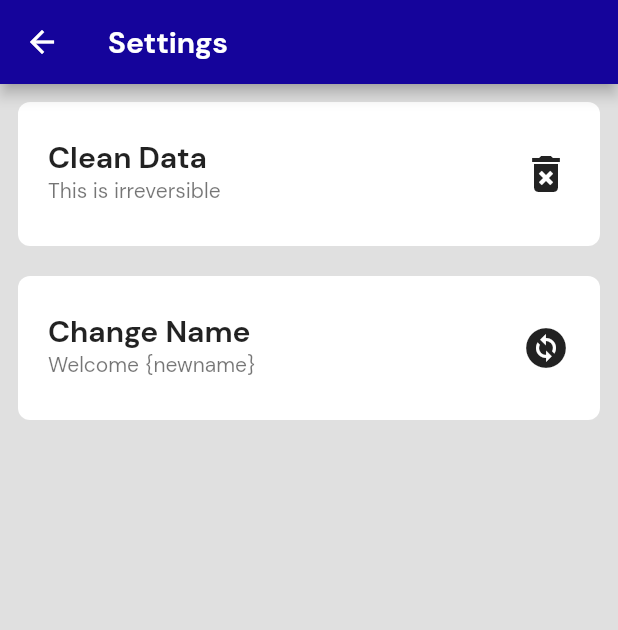
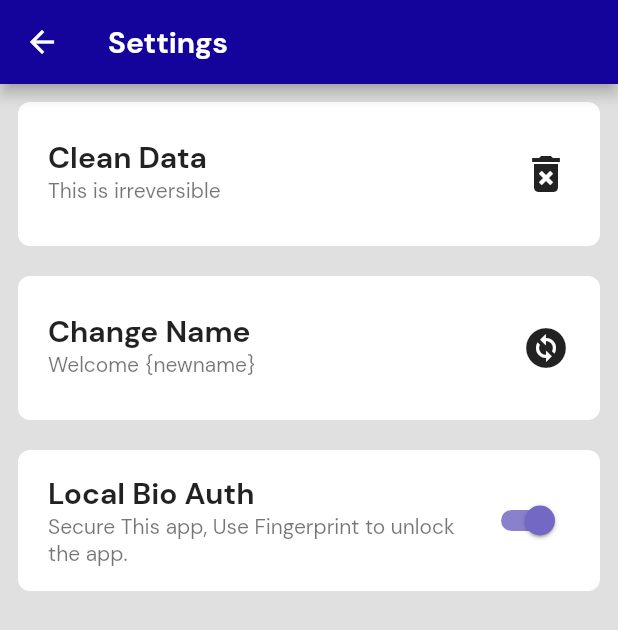
Before and after one commit to desi-programmer/money_manager, a Flutter app: the Settings screen opened directly, on a phone screen of 412 x 824 dp. Shown: the top 630 px of the screen. Run offline on Flutter 3.47's test engine with Material 2 defaults, Android fonts, the light colour scheme and no system bars; our stand-ins replace fl_chart, hive, hive_flutter, local_auth, shared_preferences, sqflite; accounts and stored records are empty.

Commit message:
Added Local Bio Auth

```diff
--- a/lib/controllers/db_helper.dart
+++ b/lib/controllers/db_helper.dart
@@ -37,4 +37,14 @@ class DbHelper {
     preferences = await SharedPreferences.getInstance();
     return preferences.getString('name');
   }
+
+  setLocalAuth(bool val) async {
+    preferences = await SharedPreferences.getInstance();
+    return preferences.setBool('auth', val);
+  }
+
+  Future<bool> getLocalAuth() async {
+    preferences = await SharedPreferences.getInstance();
+    return preferences.getBool('auth') ?? false;
+  }
 }
--- a/lib/pages/settings.dart
+++ b/lib/pages/settings.dart
@@ -148,6 +148,49 @@ class _SettingsState extends State<Settings> {
               color: Colors.black87,
             ),
           ),
+          //
+          SizedBox(
+            height: 20.0,
+          ),
+          //
+          FutureBuilder<bool>(
+            future: dbHelper.getLocalAuth(),
+            builder: (context, snapshot) {
+              // print(snapshot.data);
+              if (snapshot.hasData) {
+                return SwitchListTile(
+                  onChanged: (val) {
+                    DbHelper dbHelper = DbHelper();
+                    dbHelper.setLocalAuth(val);
+                    setState(() {});
+                  },
+                  value: snapshot.data == null ? false : snapshot.data!,
+                  tileColor: Colors.white,
+                  contentPadding: EdgeInsets.symmetric(
+                    vertical: 12.0,
+                    horizontal: 20.0,
+                  ),
+                  shape: RoundedRectangleBorder(
+                    borderRadius: BorderRadius.circular(
+                      8.0,
+                    ),
+                  ),
+                  title: Text(
+                    "Local Bio Auth",
+                    style: TextStyle(
+                      fontSize: 20.0,
+                      fontWeight: FontWeight.w800,
+                    ),
+                  ),
+                  subtitle: Text(
+                    "Secure This app, Use Fingerprint to unlock the app.",
+                  ),
+                );
+              } else {
+                return Container();
+              }
+            },
+          ),
         ],
       ),
     );
--- a/pubspec.yaml
+++ b/pubspec.yaml
@@ -33,6 +33,7 @@ dependencies:
   hive_flutter: ^1.1.0
   shared_preferences: ^2.0.8
   sqflite: ^2.0.0+4
+  local_auth: ^1.1.8
 
   flutter:
     sdk: flutter
```
Also changed, not shown: lib/pages/auth.dart (added, +140 -0 lines), lib/pages/splash.dart (+18 -5 lines), pubspec.lock, 2 other files.
